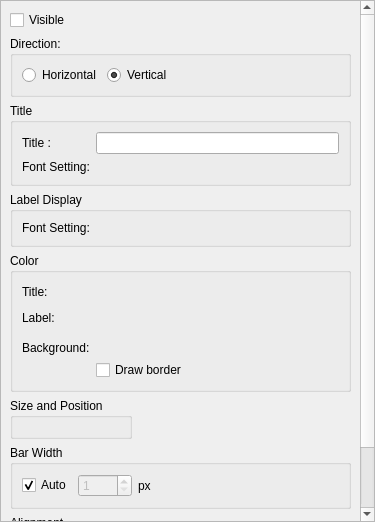
This is libs/guicore/scalarstocolors/colormapenumeratelegendsettingeditwidget.ui in i-RIC/prepost-gui as Qt 5 draws it before an edit. The edited form follows.
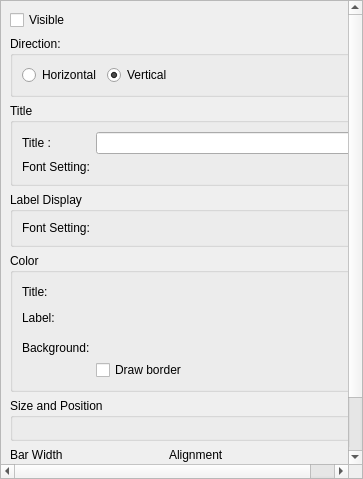
This is the edited form. Custom widgets are drawn as their Qt base class.

```diff
--- a/libs/guicore/scalarstocolors/colormapenumeratelegendsettingeditwidget.ui
+++ b/libs/guicore/scalarstocolors/colormapenumeratelegendsettingeditwidget.ui
@@ -6,8 +6,8 @@
    <rect>
     <x>0</x>
     <y>0</y>
-    <width>375</width>
-    <height>522</height>
+    <width>363</width>
+    <height>479</height>
    </rect>
   </property>
   <property name="windowTitle">
@@ -36,11 +36,11 @@
        <rect>
         <x>0</x>
         <y>0</y>
-        <width>356</width>
-        <height>537</height>
+        <width>361</width>
+        <height>477</height>
        </rect>
       </property>
-      <layout class="QVBoxLayout" name="verticalLayout_5" stretch="0,0,0,0,0,0,0,0,1">
+      <layout class="QVBoxLayout" name="verticalLayout_3" stretch="0,0,0,0,0,0,0,1">
        <item>
         <widget class="QCheckBox" name="visibleCheckBox">
          <property name="text">
@@ -276,19 +276,26 @@
         </widget>
        </item>
        <item>
-        <layout class="QHBoxLayout" name="horizontalLayout_2">
-         <item>
           <widget class="QGroupBox" name="imageSettingGroupBox">
            <property name="title">
             <string>Size and Position</string>
            </property>
-           <layout class="QVBoxLayout" name="verticalLayout_3">
+         <layout class="QHBoxLayout" name="horizontalLayout_2">
+          <property name="leftMargin">
+           <number>0</number>
+          </property>
+          <property name="topMargin">
+           <number>0</number>
+          </property>
+          <property name="rightMargin">
+           <number>0</number>
+          </property>
+          <property name="bottomMargin">
+           <number>0</number>
+          </property>
             <item>
              <widget class="ImageSettingWidget" name="imageSettingWidget" native="true"/>
             </item>
-           </layout>
-          </widget>
-         </item>
          <item>
           <spacer name="horizontalSpacer_2">
            <property name="orientation">
@@ -303,13 +310,16 @@
           </spacer>
          </item>
         </layout>
+        </widget>
        </item>
+       <item>
+        <layout class="QHBoxLayout" name="horizontalLayout_6">
        <item>
         <widget class="QGroupBox" name="barWidthGroupBox">
          <property name="title">
           <string>Bar Width</string>
          </property>
-         <layout class="QHBoxLayout" name="horizontalLayout">
+           <layout class="QHBoxLayout" name="horizontalLayout" stretch="0,1,0">
           <item>
            <widget class="QCheckBox" name="barWidthAutoCheckBox">
             <property name="text">
@@ -340,19 +350,6 @@
             </property>
            </widget>
           </item>
-          <item>
-           <spacer name="horizontalSpacer">
-            <property name="orientation">
-             <enum>Qt::Horizontal</enum>
-            </property>
-            <property name="sizeHint" stdset="0">
-             <size>
-              <width>283</width>
-              <height>20</height>
-             </size>
-            </property>
-           </spacer>
-          </item>
          </layout>
         </widget>
        </item>
@@ -401,6 +398,8 @@
           </item>
          </layout>
         </widget>
+         </item>
+        </layout>
        </item>
        <item>
         <spacer name="verticalSpacer">
```
Lines whose indentation alone changed are shown as unchanged.
